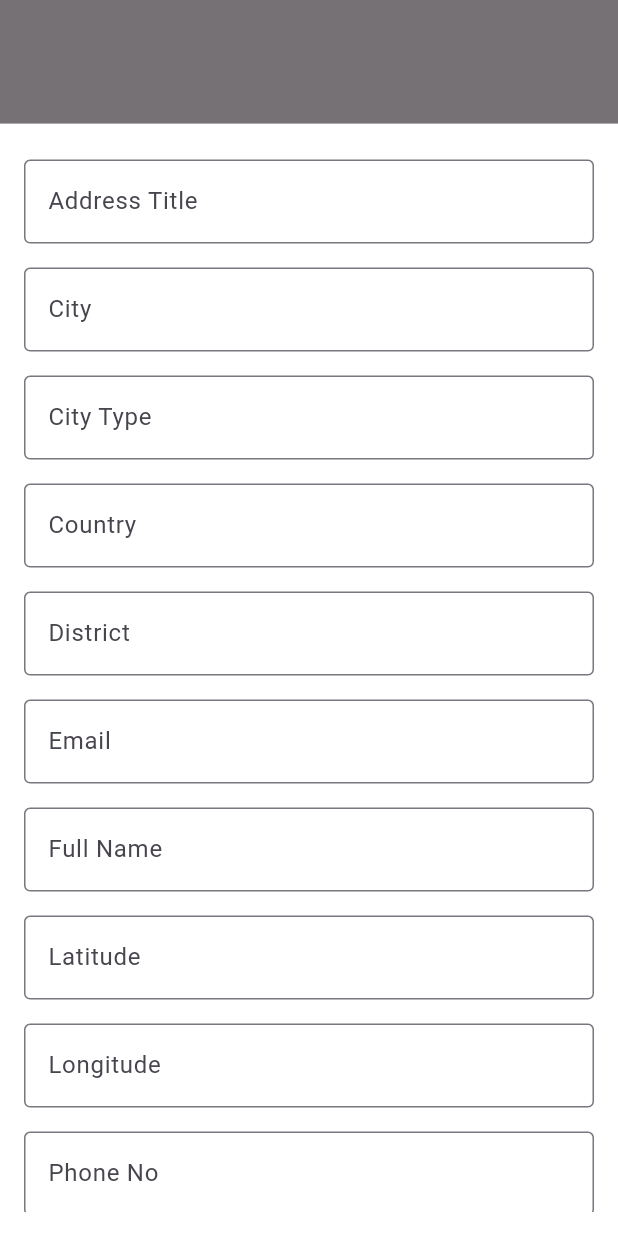
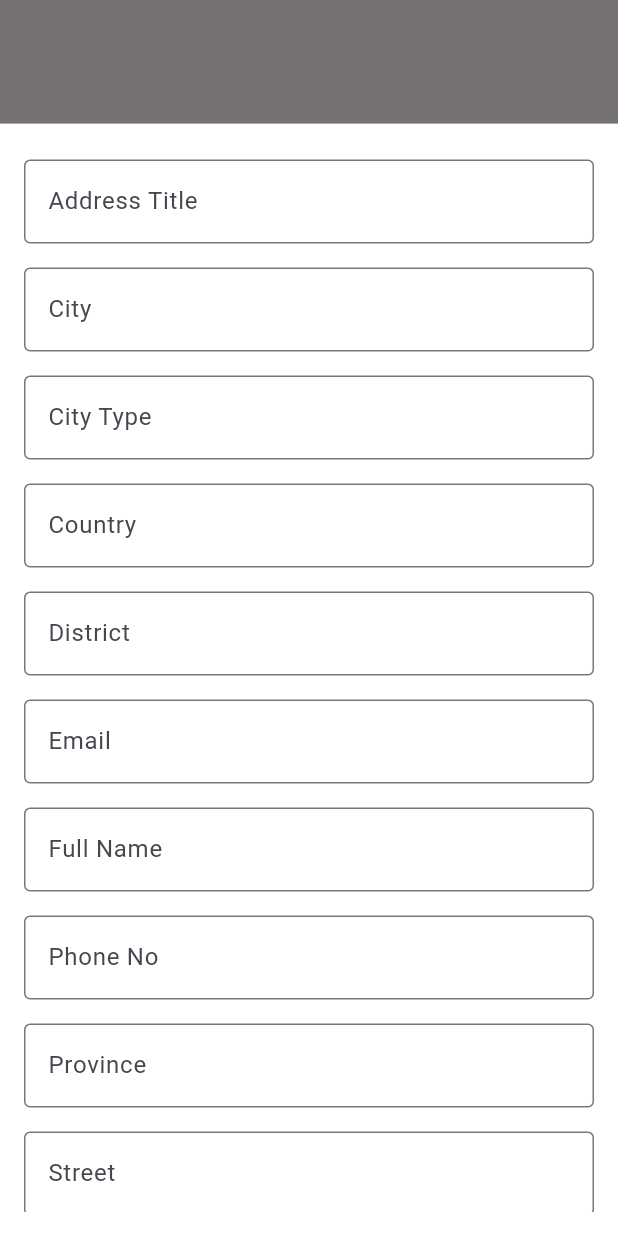
Before and after one commit to seamoonpandey/flutter-map-form, a Flutter app: the screen it shows after launch, after a tap on the "add" icon, on a phone screen of 412 x 824 dp. Run offline on Flutter 3.47's test engine with Material 3 defaults, Android fonts, the light colour scheme and no system bars; our stand-ins replace flutter_map, geolocator, latlong2.

Commit message:
map the decoded data

```diff
--- a/lib/screen/form_page/form.dart
+++ b/lib/screen/form_page/form.dart
@@ -1,14 +1,49 @@
-import 'package:address_form/models/address.dart';
-import 'package:address_form/utils/functions/print_address.dart';
 import 'package:flutter/material.dart';
 
 class AddressForm extends StatefulWidget {
   final void Function() openMap;
   final Map<String, String> geocodeData;
+
+  // Controllers for each form field
+  final TextEditingController addressTitleController;
+  final TextEditingController cityController;
+  final TextEditingController cityTypeController;
+  final TextEditingController countryController;
+  final TextEditingController districtController;
+  final TextEditingController emailController;
+  final TextEditingController fullNameController;
+  final TextEditingController latitudeController;
+  final TextEditingController longitudeController;
+  final TextEditingController phoneNoController;
+  final TextEditingController provinceController;
+  final TextEditingController streetController;
+  final TextEditingController toleController;
+  final TextEditingController wardNoController;
+
+  final void Function() onSubmit;
+
+  final GlobalKey<FormState>? formKey;
+
   const AddressForm({
+    super.key,
+    required this.onSubmit,
     required this.openMap,
     required this.geocodeData,
-    super.key,
+    required this.addressTitleController,
+    required this.cityController,
+    required this.cityTypeController,
+    required this.countryController,
+    required this.districtController,
+    required this.emailController,
+    required this.fullNameController,
+    required this.latitudeController,
+    required this.longitudeController,
+    required this.phoneNoController,
+    required this.provinceController,
+    required this.streetController,
+    required this.toleController,
+    required this.wardNoController,
+    required this.formKey,
   });
 
   @override
@@ -16,35 +51,16 @@ class AddressForm extends StatefulWidget {
 }
 
 class AddressFormState extends State<AddressForm> {
-  final _formKey = GlobalKey<FormState>();
-
-  // Controllers for each form field
-  final TextEditingController _addressTitleController = TextEditingController();
-  final TextEditingController _cityController = TextEditingController();
-  final TextEditingController _cityTypeController = TextEditingController();
-  final TextEditingController _countryController = TextEditingController();
-  final TextEditingController _districtController = TextEditingController();
-  final TextEditingController _emailController = TextEditingController();
-  final TextEditingController _fullNameController = TextEditingController();
-  final TextEditingController _latitudeController = TextEditingController();
-  final TextEditingController _longitudeController = TextEditingController();
-  final TextEditingController _phoneNoController = TextEditingController();
-  final TextEditingController _provinceController = TextEditingController();
-  final TextEditingController _streetController = TextEditingController();
-  final TextEditingController _toleController = TextEditingController();
-  final TextEditingController _wardNoController = TextEditingController();
-
   @override
   void initState() {
     super.initState();
 
-    // Autofill form fields using geocode data
     if (widget.geocodeData.isNotEmpty) {
-      _cityController.text = widget.geocodeData['city'] ?? '';
-      _countryController.text = widget.geocodeData['country'] ?? '';
-      _streetController.text = widget.geocodeData['street'] ?? '';
-      _latitudeController.text = widget.geocodeData['latitude'] ?? '';
-      _longitudeController.text = widget.geocodeData['longitude'] ?? '';
+      widget.cityController.text = widget.geocodeData['city'] ?? '';
+      widget.countryController.text = widget.geocodeData['country'] ?? '';
+      widget.streetController.text = widget.geocodeData['street'] ?? '';
+      widget.latitudeController.text = widget.geocodeData['latitude'] ?? '';
+      widget.longitudeController.text = widget.geocodeData['longitude'] ?? '';
     }
   }
 
@@ -53,25 +69,23 @@ class AddressFormState extends State<AddressForm> {
     return Padding(
       padding: const EdgeInsets.all(16.0),
       child: Form(
-        key: _formKey,
+        key: widget.formKey,
         child: ListView(
           children: <Widget>[
-            _buildTextField(_addressTitleController, 'Address Title'),
-            _buildTextField(_cityController, 'City'),
-            _buildTextField(_cityTypeController, 'City Type'),
-            _buildTextField(_countryController, 'Country'),
-            _buildTextField(_districtController, 'District'),
-            _buildTextField(_emailController, 'Email',
+            _buildTextField(widget.addressTitleController, 'Address Title'),
+            _buildTextField(widget.cityController, 'City'),
+            _buildTextField(widget.cityTypeController, 'City Type'),
+            _buildTextField(widget.countryController, 'Country'),
+            _buildTextField(widget.districtController, 'District'),
+            _buildTextField(widget.emailController, 'Email',
                 keyboardType: TextInputType.emailAddress),
-            _buildTextField(_fullNameController, 'Full Name'),
-            _buildTextField(_latitudeController, 'Latitude'),
-            _buildTextField(_longitudeController, 'Longitude'),
-            _buildTextField(_phoneNoController, 'Phone No',
+            _buildTextField(widget.fullNameController, 'Full Name'),
+            _buildTextField(widget.phoneNoController, 'Phone No',
                 keyboardType: TextInputType.phone),
-            _buildTextField(_provinceController, 'Province'),
-            _buildTextField(_streetController, 'Street'),
-            _buildTextField(_toleController, 'Tole'),
-            _buildTextField(_wardNoController, 'Ward No'),
+            _buildTextField(widget.provinceController, 'Province'),
+            _buildTextField(widget.streetController, 'Street'),
+            _buildTextField(widget.toleController, 'Tole'),
+            _buildTextField(widget.wardNoController, 'Ward No'),
             const SizedBox(height: 20),
             TextButton(
               onPressed: widget.openMap,
@@ -81,29 +95,7 @@ class AddressFormState extends State<AddressForm> {
             ),
             const SizedBox(height: 20),
             ElevatedButton(
-              onPressed: () {
-                if (_formKey.currentState!.validate()) {
-                  debugPrint('Form is valid');
-                  printAddress(Address(
-                    addressTitle: _addressTitleController.text,
-                    city: _cityController.text,
-                    cityType: _cityTypeController.text,
-                    country: _countryController.text,
-                    district: _districtController.text,
-                    email: _emailController.text,
-                    fullName: _fullNameController.text,
-                    latitude: _latitudeController.text,
-                    longitude: _longitudeController.text,
-                    phoneNo: _phoneNoController.text,
-                    province: _provinceController.text,
-                    street: _streetController.text,
-                    tole: _toleController.text,
-                    wardNo: _wardNoController.text,
-                    createdAt: DateTime.now(),
-                    updatedAt: DateTime.now(),
-                  ));
-                }
-              },
+              onPressed: widget.onSubmit,
               child: const Text('Submit'),
             ),
           ],
@@ -132,23 +124,4 @@ class AddressFormState extends State<AddressForm> {
       ),
     );
   }
-
-  @override
-  void dispose() {
-    _addressTitleController.dispose();
-    _cityController.dispose();
-    _cityTypeController.dispose();
-    _countryController.dispose();
-    _districtController.dispose();
-    _emailController.dispose();
-    _fullNameController.dispose();
-    _latitudeController.dispose();
-    _longitudeController.dispose();
-    _phoneNoController.dispose();
-    _provinceController.dispose();
-    _streetController.dispose();
-    _toleController.dispose();
-    _wardNoController.dispose();
-    super.dispose();
-  }
 }
--- a/lib/screen/form_page/form_page.dart
+++ b/lib/screen/form_page/form_page.dart
@@ -12,7 +12,23 @@ class FormPage extends StatefulWidget {
 }
 
 class _FormPageState extends State<FormPage> {
+  final GlobalKey<FormState> _formKey = GlobalKey<FormState>();
   Map<String, String> geocodeData = {};
+
+  final TextEditingController _addressTitleController = TextEditingController();
+  final TextEditingController _cityController = TextEditingController();
+  final TextEditingController _cityTypeController = TextEditingController();
+  final TextEditingController _countryController = TextEditingController();
+  final TextEditingController _districtController = TextEditingController();
+  final TextEditingController _emailController = TextEditingController();
+  final TextEditingController _fullNameController = TextEditingController();
+  final TextEditingController _latitudeController = TextEditingController();
+  final TextEditingController _longitudeController = TextEditingController();
+  final TextEditingController _phoneNoController = TextEditingController();
+  final TextEditingController _provinceController = TextEditingController();
+  final TextEditingController _streetController = TextEditingController();
+  final TextEditingController _toleController = TextEditingController();
+  final TextEditingController _wardNoController = TextEditingController();
 
   _showMap() {
     showModalBottomSheet<void>(
@@ -38,7 +54,34 @@ class _FormPageState extends State<FormPage> {
               Map<String, String> data = await decodeGeocode(location);
 
               debugPrint('Geocode data: $data');
-              Navigator.of(context).pop();
+
+              setState(() {
+                // Ensure geocode data is properly assigned.
+                geocodeData = data;
+
+                _latitudeController.text = location.latitude.toString();
+                _longitudeController.text = location.longitude.toString();
+                _streetController.text =
+                    geocodeData['Street'] ?? _streetController.text;
+                _toleController.text =
+                    geocodeData['Tole'] ?? _toleController.text;
+                _cityController.text =
+                    geocodeData['City'] ?? _cityController.text;
+                _districtController.text =
+                    geocodeData['District'] ?? _districtController.text;
+                _provinceController.text =
+                    geocodeData['Province'] ?? _provinceController.text;
+                _countryController.text =
+                    geocodeData['Country'] ?? _countryController.text;
+                _wardNoController.text =
+                    geocodeData['Ward No'] ?? _wardNoController.text;
+                _cityTypeController.text =
+                    geocodeData['City Type'] ?? _cityTypeController.text;
+              });
+
+              if (mounted) {
+                Navigator.of(context).pop();
+              }
             },
           ),
         );
@@ -63,6 +106,26 @@ class _FormPageState extends State<FormPage> {
           child: AddressForm(
             openMap: _showMap,
             geocodeData: geocodeData,
+            addressTitleController: _addressTitleController,
+            cityController: _cityController,
+            cityTypeController: _cityTypeController,
+            countryController: _countryController,
+            districtController: _districtController,
+            emailController: _emailController,
+            fullNameController: _fullNameController,
+            latitudeController: _latitudeController,
+            longitudeController: _longitudeController,
+            phoneNoController: _phoneNoController,
+            provinceController: _provinceController,
+            streetController: _streetController,
+            toleController: _toleController,
+            wardNoController: _wardNoController,
+            formKey: _formKey,
+            onSubmit: () {
+              if (_formKey.currentState!.validate()) {
+                _formKey.currentState!.save();
+              }
+            },
           ),
         );
       },
```
